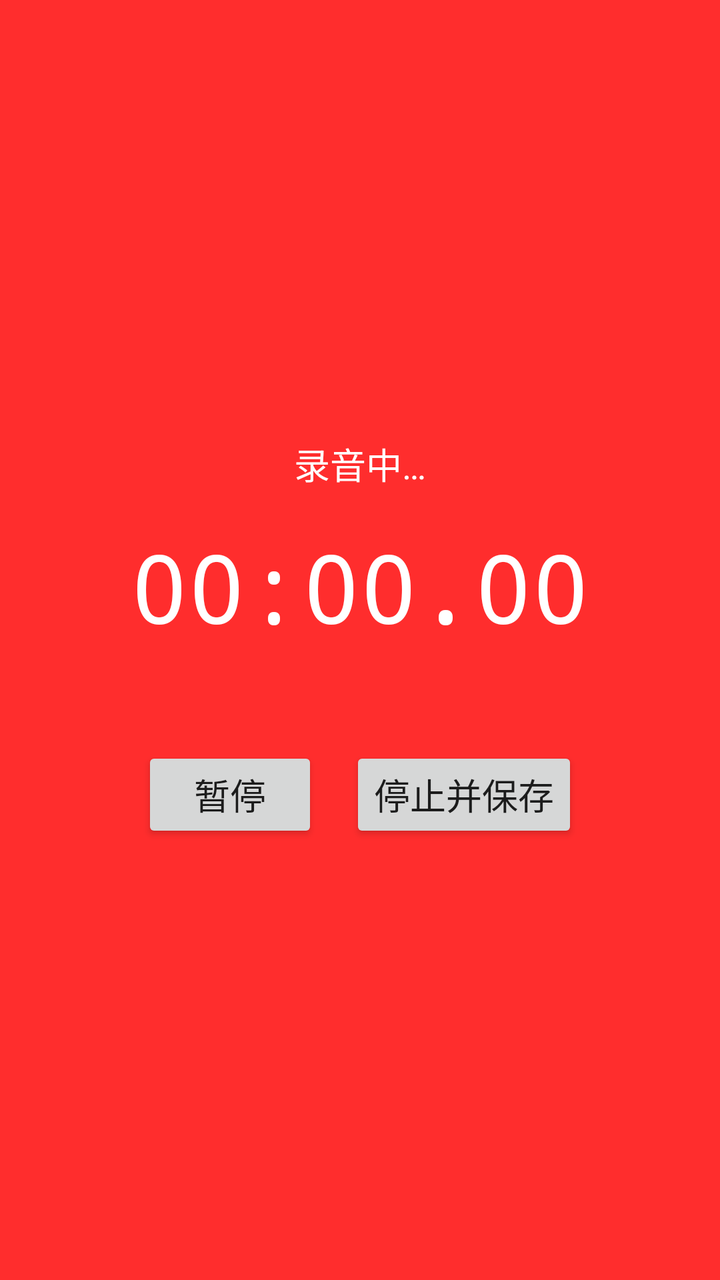
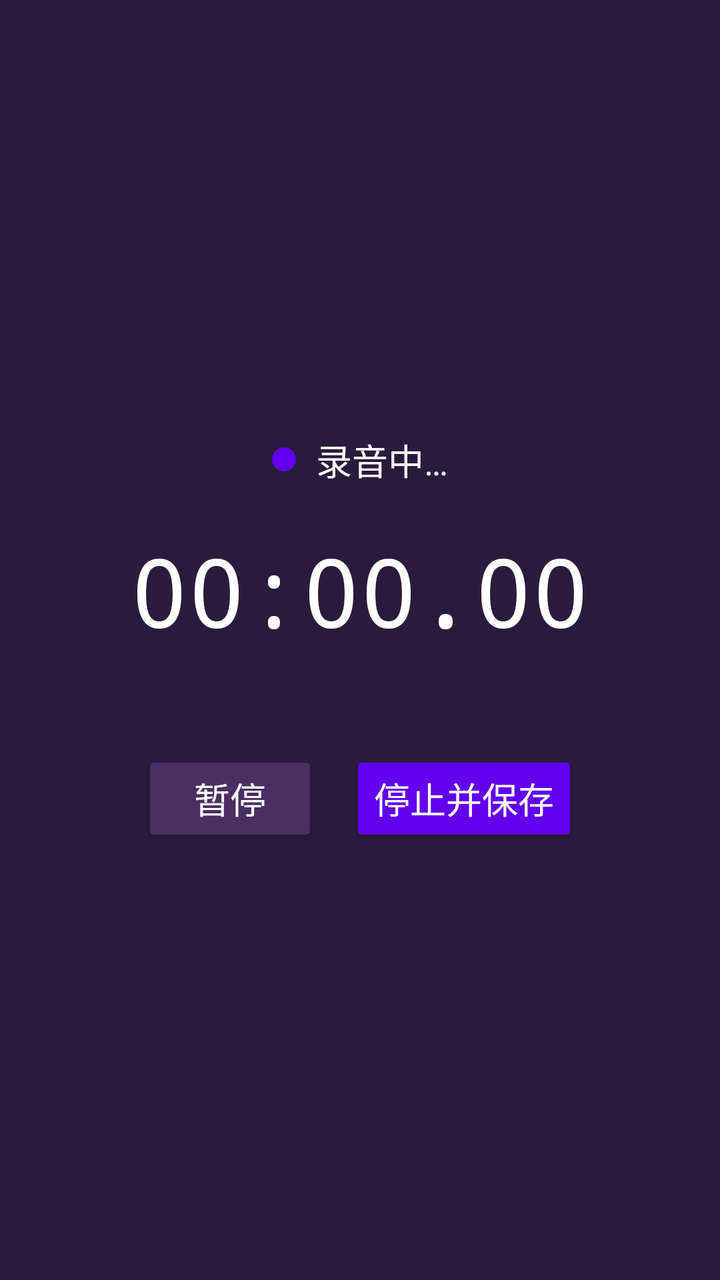

Compare the two renders of this Android layout. The source of the first and the diff that turns it into the second are given below.
<!-- AndroidManifest.xml: application theme Theme.ShakeRecorder -->
<!-- res/layout/activity_recorder.xml -->
<?xml version="1.0" encoding="utf-8"?>
<LinearLayout xmlns:android="http://schemas.android.com/apk/res/android"
    android:layout_width="match_parent"
    android:layout_height="match_parent"
    android:orientation="vertical"
    android:gravity="center"
    android:padding="32dp"
    android:background="#FF2D2D">

    <TextView
        android:id="@+id/tvState"
        android:layout_width="wrap_content"
        android:layout_height="wrap_content"
        android:text="录音中…"
        android:textColor="#FFFFFF"
        android:textSize="18sp"
        android:layout_marginBottom="16dp" />

    <TextView
        android:id="@+id/tvTimer"
        android:layout_width="wrap_content"
        android:layout_height="wrap_content"
        android:text="00:00.00"
        android:textColor="#FFFFFF"
        android:textSize="48sp"
        android:fontFamily="monospace"
        android:layout_marginBottom="48dp" />

    <LinearLayout
        android:layout_width="wrap_content"
        android:layout_height="wrap_content"
        android:orientation="horizontal">

        <Button
            android:id="@+id/btnPause"
            android:layout_width="wrap_content"
            android:layout_height="wrap_content"
            android:text="暂停"
            android:textSize="18sp" />

        <Button
            android:id="@+id/btnStop"
            android:layout_width="wrap_content"
            android:layout_height="wrap_content"
            android:text="停止并保存"
            android:textSize="18sp"
            android:layout_marginStart="16dp" />
    </LinearLayout>
</LinearLayout>
<!-- resources referenced by this layout -->
<resources>
  <style name="Theme.ShakeRecorder" parent="Theme.MaterialComponents.DayNight.NoActionBar">
          <item name="colorPrimary">@color/purple_500</item>
          <item name="colorPrimaryDark">@color/purple_700</item>
          <item name="colorAccent">@color/teal_200</item>
      </style>
  <color name="purple_500">#6200EE</color>
  <color name="purple_700">#3700B3</color>
  <color name="teal_200">#03DAC5</color>
</resources>

<!-- the commit's change to res/layout/activity_recorder.xml (unified diff, before → after) -->
@@ -5,16 +5,30 @@
     android:orientation="vertical"
     android:gravity="center"
     android:padding="32dp"
-    android:background="#FF2D2D">
+    android:background="#2A1B3D">
 
-    <TextView
-        android:id="@+id/tvState"
+    <LinearLayout
         android:layout_width="wrap_content"
         android:layout_height="wrap_content"
-        android:text="录音中…"
-        android:textColor="#FFFFFF"
-        android:textSize="18sp"
-        android:layout_marginBottom="16dp" />
+        android:orientation="horizontal"
+        android:gravity="center_vertical"
+        android:layout_marginBottom="20dp">
+
+        <View
+            android:id="@+id/dotRec"
+            android:layout_width="12dp"
+            android:layout_height="12dp"
+            android:background="@drawable/bg_circle"
+            android:layout_marginEnd="10dp" />
+
+        <TextView
+            android:id="@+id/tvState"
+            android:layout_width="wrap_content"
+            android:layout_height="wrap_content"
+            android:text="录音中…"
+            android:textColor="#FFFFFF"
+            android:textSize="18sp" />
+    </LinearLayout>
 
     <TextView
         android:id="@+id/tvTimer"
@@ -36,7 +50,9 @@
             android:layout_width="wrap_content"
             android:layout_height="wrap_content"
             android:text="暂停"
-            android:textSize="18sp" />
+            android:textSize="18sp"
+            android:textColor="#FFFFFF"
+            android:backgroundTint="#4A2F63" />
 
         <Button
             android:id="@+id/btnStop"
@@ -44,6 +60,8 @@
             android:layout_height="wrap_content"
             android:text="停止并保存"
             android:textSize="18sp"
+            android:textColor="#FFFFFF"
+            android:backgroundTint="#6200EE"
             android:layout_marginStart="16dp" />
     </LinearLayout>
 </LinearLayout>
<!-- resource entries referenced after the edit -->
@@ -1,5 +1,10 @@
 <!-- resources referenced by this layout -->
 <resources>
+  <!-- drawable bg_circle (drawable) -->
+  <shape xmlns:android="http://schemas.android.com/apk/res/android"
+      android:shape="oval">
+      <solid android:color="#6200EE" />
+  </shape>
   <style name="Theme.ShakeRecorder" parent="Theme.MaterialComponents.DayNight.NoActionBar">
           <item name="colorPrimary">@color/purple_500</item>
           <item name="colorPrimaryDark">@color/purple_700</item>
